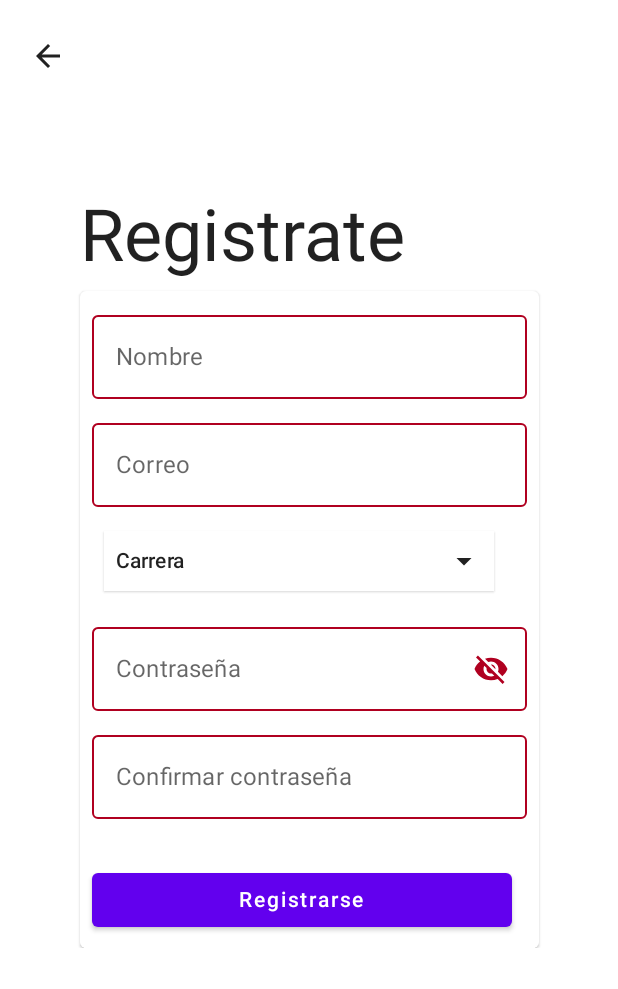
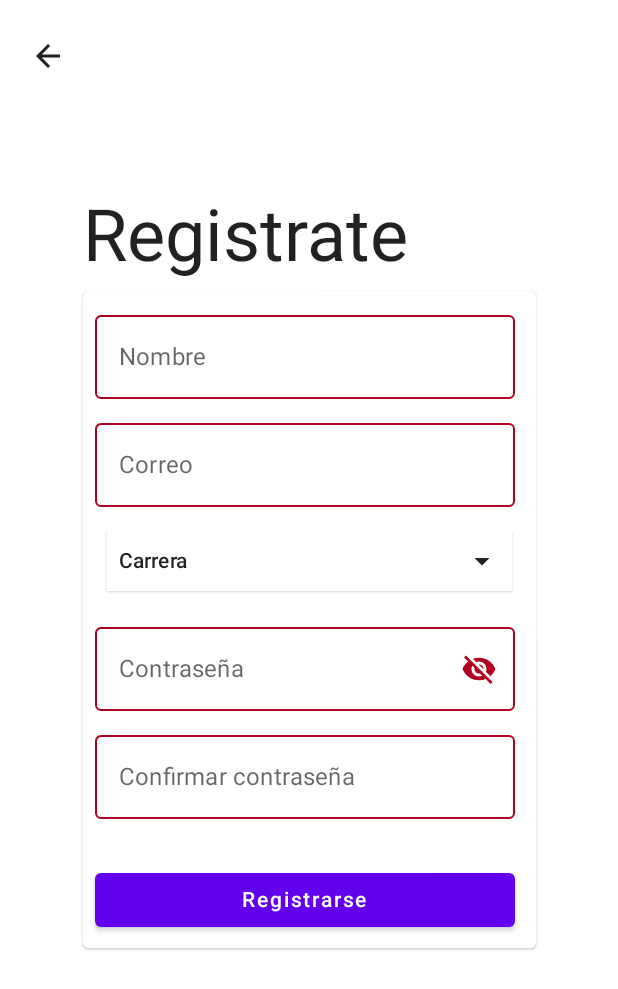
Before and after one commit to I-E-A-I-A-I-O/AppTesis, an Android app built with Jetpack Compose: the RegisterScreen screen opened through its navigation route, on a phone screen of 412 x 824 dp. Shown: the top 989 px of the screen. Run offline under Robolectric (Android 15) with nearby library versions, the phone set to English and light mode, and no system bars; our stand-ins replace livedata-compose.

Commit message:
app scaffold

```diff
--- a/app/src/main/java/com/justdance/apptesis/TesisApp.kt
+++ b/app/src/main/java/com/justdance/apptesis/TesisApp.kt
@@ -15,10 +15,7 @@ import androidx.compose.foundation.layout.*
 import androidx.compose.foundation.lazy.LazyColumn
 import androidx.compose.foundation.lazy.items
 import androidx.compose.foundation.shape.CircleShape
-import androidx.compose.material.MaterialTheme
-import androidx.compose.material.Scaffold
-import androidx.compose.material.Surface
-import androidx.compose.material.Text
+import androidx.compose.material.*
 import androidx.compose.runtime.*
 import androidx.compose.ui.ExperimentalComposeUiApi
 import androidx.compose.ui.Modifier
@@ -37,6 +34,7 @@ import com.justdance.apptesis.screens.login.LoginViewModel
 import com.justdance.apptesis.screens.register.RegisterScreen
 import com.justdance.apptesis.screens.register.RegisterViewModel
 import com.justdance.apptesis.ui.theme.AppTesisTheme
+import kotlinx.coroutines.launch
 
 class MainActivity : ComponentActivity() {
 
@@ -57,13 +55,41 @@ class MainActivity : ComponentActivity() {
     @Composable
     fun TesisApp() {
         val navHost = rememberNavController()
+        val snackbarHostState = remember { SnackbarHostState() }
+        val scaffoldState = rememberScaffoldState(snackbarHostState = snackbarHostState)
+        val scope = rememberCoroutineScope()
+
         AppTesisTheme {
-            NavHost(navController = navHost, startDestination = "identification") {
-                navigation(startDestination = "login", route = "identification") {
-                    composable("login") { LoginScreen(navController = navHost, viewModel = loginViewModel) }
-                    composable("register") { RegisterScreen(navController = navHost, viewModel = registerViewModel) }
+            Scaffold(
+                scaffoldState = scaffoldState
+            ) {
+                NavHost(navController = navHost, startDestination = "identification") {
+                    navigation(startDestination = "login", route = "identification") {
+                        composable("login") {
+                            LoginScreen(navController = navHost, viewModel = loginViewModel) {
+                                scope.launch {
+                                    scaffoldState.snackbarHostState.showSnackbar(it)
+                                }
+                            }
+                        }
+                        composable("register") {
+                            RegisterScreen(navController = navHost, viewModel = registerViewModel) {
+                                scope.launch {
+                                    scaffoldState.snackbarHostState.showSnackbar(it)
+                                }
+                            }
+                        }
+                    }
                 }
             }
+        }
+    }
+
+    fun TopBarRoute(route: String): Boolean {
+        return when (route) {
+            "login" -> false
+            "register" -> false
+            else -> true
         }
     }
 }
--- a/app/src/main/java/com/justdance/apptesis/screens/login/Login.kt
+++ b/app/src/main/java/com/justdance/apptesis/screens/login/Login.kt
@@ -26,7 +26,7 @@ import com.justdance.apptesis.R
 
 @ExperimentalComposeUiApi
 @Composable
-fun LoginScreen(navController: NavController, viewModel: LoginViewModel) {
+fun LoginScreen(navController: NavController, viewModel: LoginViewModel, showMessage: (String) -> Unit) {
     val email: String by viewModel.emailText.observeAsState("")
     val pass: String by viewModel.passText.observeAsState("")
     val (pField) = remember { FocusRequester.createRefs() }
@@ -64,7 +64,7 @@ fun LoginScreen(navController: NavController, viewModel: LoginViewModel) {
                             onValueChange = {
                                     s -> viewModel.emailChanged(s)
                             })
-                        Spacer(modifier = Modifier.height(25.dp))
+                        Spacer(modifier = Modifier.height(8.dp))
                         OutlinedTextField(
                             modifier = Modifier.width(290.dp).padding(8.dp).focusRequester(pField),
                             singleLine = true,
--- a/app/src/main/java/com/justdance/apptesis/screens/register/Register.kt
+++ b/app/src/main/java/com/justdance/apptesis/screens/register/Register.kt
@@ -31,7 +31,7 @@ import kotlinx.coroutines.launch
 @ExperimentalComposeUiApi
 @ExperimentalAnimationApi
 @Composable
-fun RegisterScreen(navController: NavController, viewModel: RegisterViewModel) {
+fun RegisterScreen(navController: NavController, viewModel: RegisterViewModel, showMessage: (String) -> Unit) {
     val items = listOf("Carrera", "Ingenieria en Computacion", "Ingenieria Quimica", "Ingenieria Electrica",
         "Ingenieria en Telecomunicaciones", "Ingenieria Industrial")
     val email: String by viewModel.emailText.observeAsState("")
@@ -50,8 +50,6 @@ fun RegisterScreen(navController: NavController, viewModel: RegisterViewModel) {
     val confirmUpdated = { s: String -> viewModel.confirmPassChanged(s) }
     var indexValid by remember { mutableStateOf(false) }
     var formValid by remember { mutableStateOf(false) }
-    val snackbarHostState = remember { SnackbarHostState() }
-    val scope = rememberCoroutineScope()
     val onButtonPressed = {
         if (!formValid) {
             val snackText: String = if (!nameValid) {
@@ -67,10 +65,7 @@ fun RegisterScreen(navController: NavController, viewModel: RegisterViewModel) {
             } else {
                 ""
             }
-
-            scope.launch {
-                snackbarHostState.showSnackbar(snackText)
-            }
+            showMessage(snackText)
         }
     }
 
@@ -110,9 +105,7 @@ fun RegisterScreen(navController: NavController, viewModel: RegisterViewModel) {
                 indexValid = selectedIndex != 0
                 formValid = nameValid && emailValid && passwordValid && confirmValid && indexValid
             }
-            Row(modifier = Modifier.fillMaxHeight()) {
-                SnackbarHost(hostState = snackbarHostState, modifier = Modifier.align(Alignment.Bottom))
-            }
+            Spacer(modifier = Modifier.height(70.dp))
         }
     }
 }
@@ -154,7 +147,7 @@ fun RegisterForm(
                     OutlinedTextField(
                         modifier = Modifier
                             .focusRequester(nField)
-                            .width(290.dp),
+                            .width(280.dp),
                         singleLine = true,
                         keyboardActions = KeyboardActions(
                             onNext = { eField.requestFocus() }
@@ -174,7 +167,7 @@ fun RegisterForm(
                     OutlinedTextField(
                         modifier = Modifier
                             .focusRequester(eField)
-                            .width(290.dp),
+                            .width(280.dp),
                         keyboardActions = KeyboardActions(
                             onNext = { p1Field.requestFocus() }
                         ),
@@ -212,7 +205,7 @@ fun RegisterForm(
                         },
                         modifier = Modifier
                             .focusRequester(p1Field)
-                            .width(290.dp),
+                            .width(280.dp),
                         keyboardActions = KeyboardActions(
                             onNext = { p2Field.requestFocus() }
                         ),
@@ -231,7 +224,7 @@ fun RegisterForm(
                         visualTransformation = if (visible) VisualTransformation.None else PasswordVisualTransformation(),
                         modifier = Modifier
                             .focusRequester(p2Field)
-                            .width(290.dp),
+                            .width(280.dp),
                         singleLine = true,
                         keyboardActions = KeyboardActions(
                             onDone = {
--- a/app/src/main/java/com/justdance/apptesis/ui/composables/DropdownMenu.kt
+++ b/app/src/main/java/com/justdance/apptesis/ui/composables/DropdownMenu.kt
@@ -27,7 +27,7 @@ fun Dropdown(items: List<String>, index: Int, onItemSelected: (index: Int) -> Un
     Surface(elevation = 1.dp, modifier = Modifier.padding(8.dp)) {
         Box {
             Row(verticalAlignment = Alignment.CenterVertically, modifier = Modifier
-                .width(260.dp)
+                .width(270.dp)
                 .padding(8.dp)
                 .clickable { expanded = true }) {
                 Box(modifier = Modifier.fillMaxWidth(0.8f)) {
```
